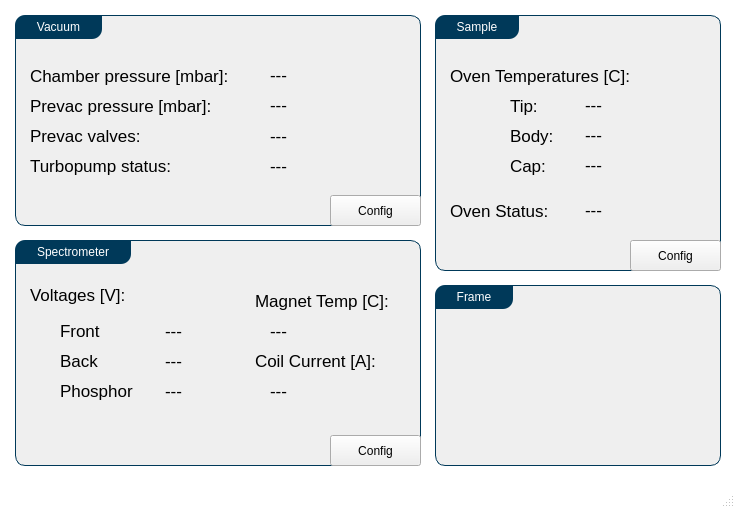
Qt form Utils/ursapqConsoleResources/main.ui (pnjun/UrsaPQ-Manager) before a commit.
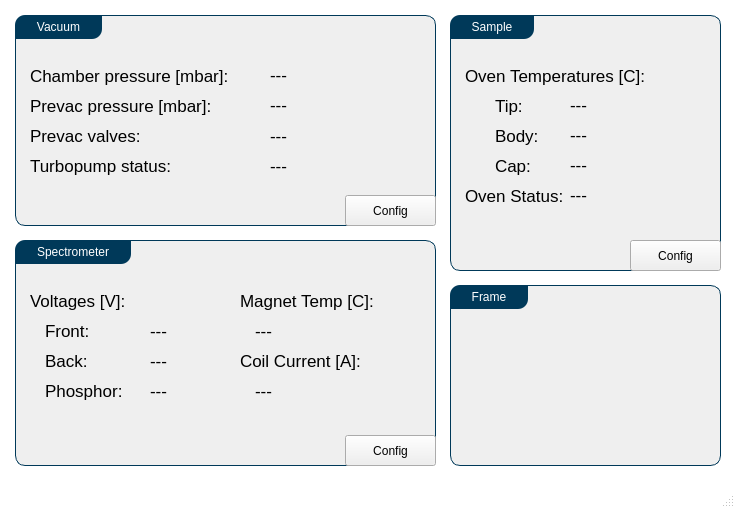
The same form after that commit.

Commit message: console asetethics + error messages

The edit to the form file:
```diff
--- a/Utils/ursapqConsoleResources/main.ui
+++ b/Utils/ursapqConsoleResources/main.ui
@@ -74,7 +74,7 @@
      <rect>
       <x>15</x>
       <y>15</y>
-      <width>406</width>
+      <width>421</width>
       <height>211</height>
      </rect>
     </property>
@@ -203,7 +203,7 @@
     <widget class="QLabel" name="vacuum_SL">
      <property name="geometry">
       <rect>
-       <x>375</x>
+       <x>390</x>
        <y>0</y>
        <width>31</width>
        <height>30</height>
@@ -216,7 +216,7 @@
     <widget class="QPushButton" name="vacuum_MB">
      <property name="geometry">
       <rect>
-       <x>315</x>
+       <x>330</x>
        <y>180</y>
        <width>91</width>
        <height>31</height>
@@ -232,7 +232,7 @@
      <rect>
       <x>15</x>
       <y>240</y>
-      <width>406</width>
+      <width>421</width>
       <height>226</height>
      </rect>
     </property>
@@ -242,7 +242,7 @@
     <widget class="QLabel" name="detector_SL">
      <property name="geometry">
       <rect>
-       <x>375</x>
+       <x>390</x>
        <y>0</y>
        <width>31</width>
        <height>30</height>
@@ -255,7 +255,7 @@
     <widget class="QPushButton" name="spectr_MB">
      <property name="geometry">
       <rect>
-       <x>315</x>
+       <x>330</x>
        <y>195</y>
        <width>91</width>
        <height>31</height>
@@ -270,55 +270,55 @@
       <rect>
        <x>15</x>
        <y>45</y>
-       <width>226</width>
+       <width>211</width>
        <height>136</height>
       </rect>
      </property>
      <widget class="QLabel" name="label_10">
       <property name="geometry">
        <rect>
-        <x>30</x>
+        <x>15</x>
         <y>30</y>
-        <width>76</width>
+        <width>106</width>
         <height>31</height>
        </rect>
       </property>
       <property name="text">
-       <string>Front</string>
+       <string>Front:</string>
       </property>
      </widget>
      <widget class="QLabel" name="label_11">
       <property name="geometry">
        <rect>
-        <x>30</x>
+        <x>15</x>
         <y>60</y>
-        <width>91</width>
+        <width>106</width>
         <height>31</height>
        </rect>
       </property>
       <property name="text">
-       <string>Back</string>
+       <string>Back:</string>
       </property>
      </widget>
      <widget class="QLabel" name="label_12">
       <property name="geometry">
        <rect>
-        <x>30</x>
+        <x>15</x>
         <y>90</y>
         <width>106</width>
         <height>31</height>
        </rect>
       </property>
       <property name="text">
-       <string>Phosphor</string>
+       <string>Phosphor:</string>
       </property>
      </widget>
      <widget class="QLabel" name="mcpFront_act">
       <property name="geometry">
        <rect>
-        <x>135</x>
+        <x>120</x>
         <y>30</y>
-        <width>91</width>
+        <width>76</width>
         <height>31</height>
        </rect>
       </property>
@@ -329,9 +329,9 @@
      <widget class="QLabel" name="mcpBack_act">
       <property name="geometry">
        <rect>
-        <x>135</x>
+        <x>120</x>
         <y>60</y>
-        <width>91</width>
+        <width>76</width>
         <height>31</height>
        </rect>
       </property>
@@ -342,9 +342,9 @@
      <widget class="QLabel" name="mcpPhos_act">
       <property name="geometry">
        <rect>
-        <x>135</x>
+        <x>120</x>
         <y>90</y>
-        <width>91</width>
+        <width>76</width>
         <height>31</height>
        </rect>
       </property>
@@ -358,7 +358,7 @@
         <x>0</x>
         <y>0</y>
         <width>166</width>
-        <height>20</height>
+        <height>31</height>
        </rect>
       </property>
       <property name="text">
@@ -369,9 +369,9 @@
     <widget class="QWidget" name="widget_2" native="true">
      <property name="geometry">
       <rect>
-       <x>240</x>
+       <x>225</x>
        <y>45</y>
-       <width>166</width>
+       <width>181</width>
        <height>136</height>
       </rect>
      </property>
@@ -380,7 +380,7 @@
        <rect>
         <x>0</x>
         <y>0</y>
-        <width>136</width>
+        <width>181</width>
         <height>31</height>
        </rect>
       </property>
@@ -406,7 +406,7 @@
        <rect>
         <x>0</x>
         <y>60</y>
-        <width>136</width>
+        <width>181</width>
         <height>31</height>
        </rect>
       </property>
@@ -432,9 +432,9 @@
    <widget class="QGroupBox" name="groupBox_3">
     <property name="geometry">
      <rect>
-      <x>435</x>
+      <x>450</x>
       <y>15</y>
-      <width>286</width>
+      <width>271</width>
       <height>256</height>
      </rect>
     </property>
@@ -444,7 +444,7 @@
     <widget class="QPushButton" name="sample_MB">
      <property name="geometry">
       <rect>
-       <x>195</x>
+       <x>180</x>
        <y>225</y>
        <width>91</width>
        <height>31</height>
@@ -457,7 +457,7 @@
     <widget class="QLabel" name="sample_SL">
      <property name="geometry">
       <rect>
-       <x>255</x>
+       <x>240</x>
        <y>0</y>
        <width>31</width>
        <height>30</height>
@@ -483,9 +483,9 @@
     <widget class="QLabel" name="tipTemp">
      <property name="geometry">
       <rect>
-       <x>150</x>
+       <x>120</x>
        <y>75</y>
-       <width>121</width>
+       <width>91</width>
        <height>30</height>
       </rect>
      </property>
@@ -496,7 +496,7 @@
     <widget class="QLabel" name="label_6">
      <property name="geometry">
       <rect>
-       <x>75</x>
+       <x>45</x>
        <y>75</y>
        <width>76</width>
        <height>31</height>
@@ -509,7 +509,7 @@
     <widget class="QLabel" name="label_7">
      <property name="geometry">
       <rect>
-       <x>75</x>
+       <x>45</x>
        <y>105</y>
        <width>76</width>
        <height>31</height>
@@ -522,7 +522,7 @@
     <widget class="QLabel" name="label_8">
      <property name="geometry">
       <rect>
-       <x>75</x>
+       <x>45</x>
        <y>135</y>
        <width>76</width>
        <height>31</height>
@@ -535,9 +535,9 @@
     <widget class="QLabel" name="bodyTemp">
      <property name="geometry">
       <rect>
-       <x>150</x>
+       <x>120</x>
        <y>105</y>
-       <width>121</width>
+       <width>91</width>
        <height>30</height>
       </rect>
      </property>
@@ -548,9 +548,9 @@
     <widget class="QLabel" name="capTemp">
      <property name="geometry">
       <rect>
-       <x>150</x>
+       <x>120</x>
        <y>135</y>
-       <width>121</width>
+       <width>91</width>
        <height>30</height>
       </rect>
      </property>
@@ -562,7 +562,7 @@
      <property name="geometry">
       <rect>
        <x>15</x>
-       <y>180</y>
+       <y>165</y>
        <width>241</width>
        <height>31</height>
       </rect>
@@ -574,8 +574,8 @@
     <widget class="QLabel" name="ovenStatus">
      <property name="geometry">
       <rect>
-       <x>150</x>
-       <y>180</y>
+       <x>120</x>
+       <y>165</y>
        <width>121</width>
        <height>30</height>
       </rect>
@@ -588,9 +588,9 @@
    <widget class="QGroupBox" name="groupBox_4">
     <property name="geometry">
      <rect>
-      <x>435</x>
+      <x>450</x>
       <y>285</y>
-      <width>286</width>
+      <width>271</width>
       <height>181</height>
      </rect>
     </property>
```
The commit also changes 2 other files.
